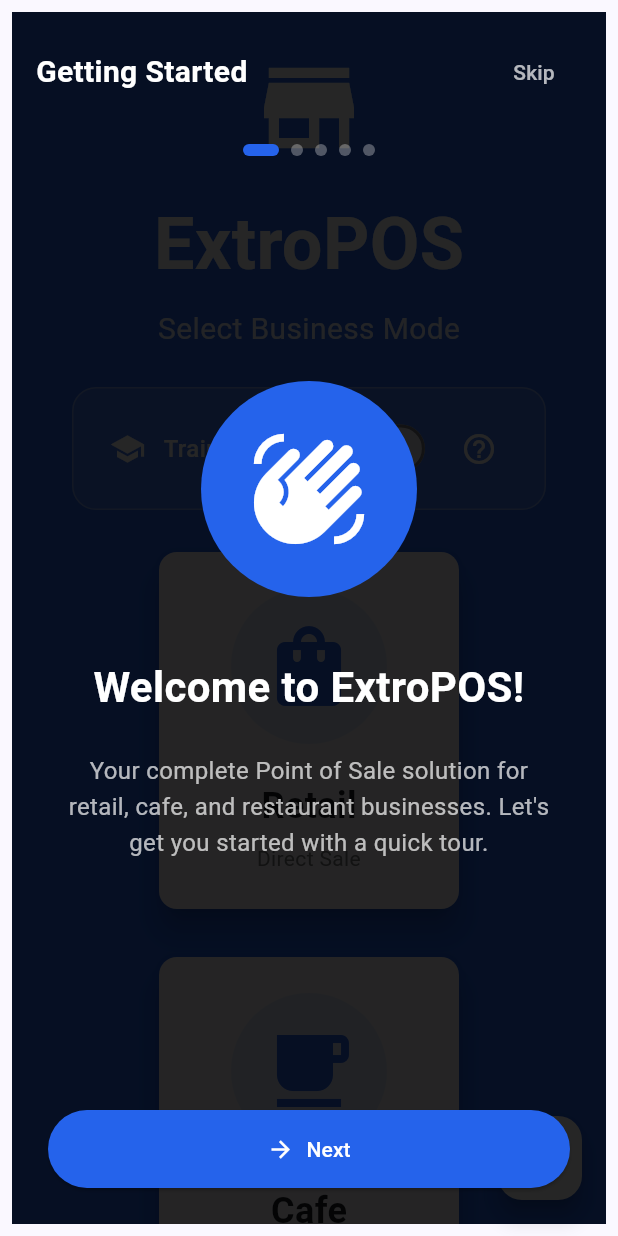
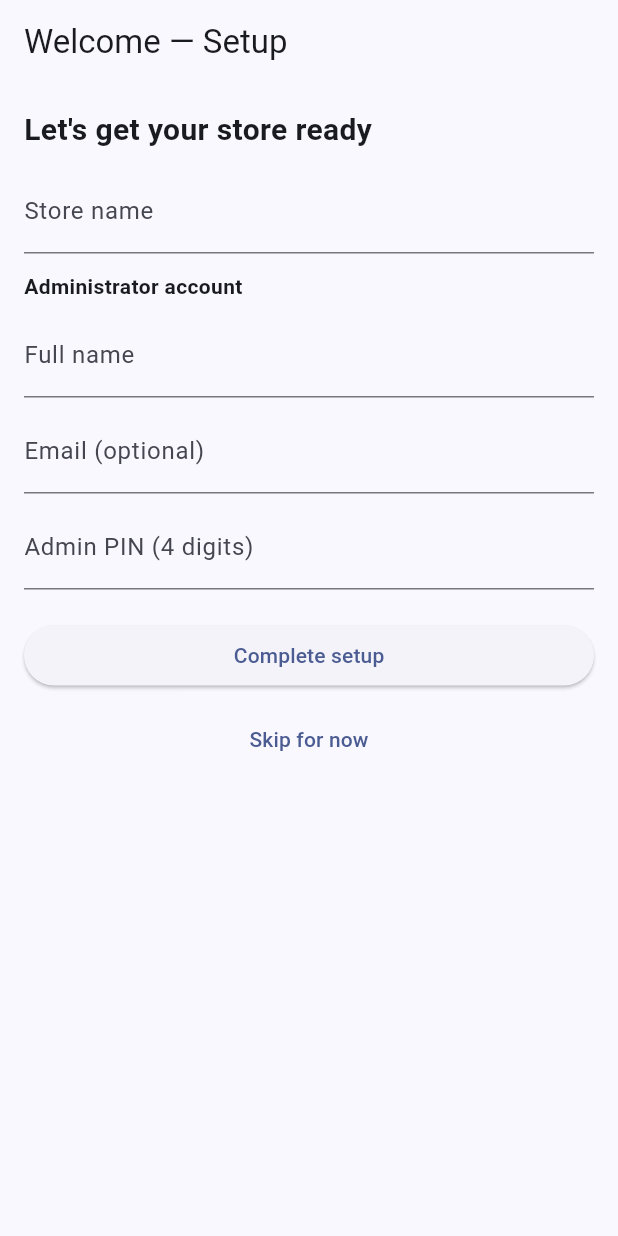
Before and after one commit to Giras91/flutterpos, a Flutter app: the screen it shows after launch, on a phone screen of 412 x 824 dp. Run offline on Flutter 3.47's test engine with Material 3 defaults, Android fonts, the light colour scheme and no system bars; our stand-ins replace csv, file_picker, pdf, printing, share_plus, shared_preferences and 2 more; missing offline and left inert: file_selector, imin_printer, imin_vice_screen; accounts and stored records are empty.

Commit message:
setup: add first-run SetupScreen + ConfigService; wire startup; tests: mock prefs for smoke test

```diff
--- a/lib/main.dart
+++ b/lib/main.dart
@@ -4,6 +4,8 @@
 import 'screens/mode_selection_screen.dart';
 import 'widgets/responsive_layout.dart';
 import 'services/guide_service.dart';
+import 'services/config_service.dart';
+import 'screens/setup_screen.dart';
 import 'services/dual_display_service.dart';
 import 'models/business_info_model.dart';
 
@@ -15,6 +17,7 @@
     databaseFactory = databaseFactoryFfi;
   }
   await GuideService.instance.init();
+  await ConfigService.instance.init();
   await DualDisplayService().initialize();
   await BusinessInfo.initialize();
   // If enabled and supported, show welcome on customer display
@@ -37,7 +40,16 @@
         ),
         useMaterial3: true,
       ),
-      home: ResponsiveLayout(
+      // Use ConfigService to decide whether first-run setup is required.
+      home: Builder(
+        builder: (context) {
+          // ConfigService is initialized in main(); read the flag directly.
+          final showSetup = !ConfigService.instance.isSetupDone;
+          if (showSetup) {
+            return const SetupScreen();
+          }
+
+          return ResponsiveLayout(
             builder: (context, constraints, info) {
               // Provide a Scaffold that can adapt padding and max widths for phones
               return Scaffold(
@@ -57,6 +69,8 @@
                 ),
               );
             },
+          );
+        },
       ),
     );
   }
--- /dev/null
+++ b/lib/screens/setup_screen.dart
@@ -0,0 +1,187 @@
+import 'package:flutter/material.dart';
+import 'package:uuid/uuid.dart';
+import '../services/config_service.dart';
+import '../services/database_service.dart';
+import '../models/user_model.dart';
+
+class SetupScreen extends StatefulWidget {
+  const SetupScreen({super.key});
+
+  @override
+  State<SetupScreen> createState() => _SetupScreenState();
+}
+
+class _SetupScreenState extends State<SetupScreen> {
+  final _formKey = GlobalKey<FormState>();
+  final _storeNameCtrl = TextEditingController();
+  final _adminNameCtrl = TextEditingController();
+  final _adminEmailCtrl = TextEditingController();
+  final _adminPinCtrl = TextEditingController();
+  bool _saving = false;
+
+  @override
+  void dispose() {
+    _storeNameCtrl.dispose();
+    _adminNameCtrl.dispose();
+    _adminEmailCtrl.dispose();
+    _adminPinCtrl.dispose();
+    super.dispose();
+  }
+
+  Future<void> _completeSetup() async {
+    if (!_formKey.currentState!.validate()) return;
+    // Capture navigator early to avoid using BuildContext across async gaps.
+    final navigator = Navigator.of(context);
+
+    setState(() => _saving = true);
+
+    // Save store name and setup flag
+    await ConfigService.instance.setStoreName(_storeNameCtrl.text.trim());
+    await ConfigService.instance.setSetupDone(true);
+
+    // Create or update admin user
+    try {
+      final users = await DatabaseService.instance.getUsers();
+      final String pin = _adminPinCtrl.text.trim();
+      if (users.isNotEmpty) {
+        // Try to find an admin; otherwise update first user
+        User? admin = users.firstWhere(
+          (u) => u.role == UserRole.admin,
+          orElse: () => users.first,
+        );
+
+        final updated = admin.copyWith(
+          fullName: _adminNameCtrl.text.trim(),
+          email: _adminEmailCtrl.text.trim(),
+          pin: pin,
+        );
+
+        await DatabaseService.instance.updateUser(updated);
+      } else {
+        final id = const Uuid().v4();
+        final user = User(
+          id: id,
+          username: _adminNameCtrl.text
+              .trim()
+              .replaceAll(' ', '_')
+              .toLowerCase(),
+          fullName: _adminNameCtrl.text.trim(),
+          email: _adminEmailCtrl.text.trim(),
+          role: UserRole.admin,
+          pin: pin,
+        );
+        await DatabaseService.instance.insertUser(user);
+      }
+    } catch (e) {
+      // ignore DB errors but log in debug
+      // If update/insert fails for any reason, still mark setup done so user can proceed
+      // Developers can inspect logs to debug DB schema mismatches.
+    }
+
+    setState(() => _saving = false);
+
+    // Ensure widget is still mounted before navigating
+    if (!mounted) return;
+
+    // Navigate to home (pop all and push ModeSelectionScreen via Navigator)
+    navigator.pushReplacementNamed('/');
+  }
+
+  @override
+  Widget build(BuildContext context) {
+    return Scaffold(
+      appBar: AppBar(title: const Text('Welcome — Setup')),
+      body: SafeArea(
+        child: Padding(
+          padding: const EdgeInsets.all(16.0),
+          child: SingleChildScrollView(
+            child: ConstrainedBox(
+              constraints: BoxConstraints(maxWidth: 800),
+              child: Form(
+                key: _formKey,
+                child: Column(
+                  crossAxisAlignment: CrossAxisAlignment.stretch,
+                  children: [
+                    const Text(
+                      'Let\'s get your store ready',
+                      style: TextStyle(
+                        fontSize: 20,
+                        fontWeight: FontWeight.bold,
+                      ),
+                    ),
+                    const SizedBox(height: 12),
+                    TextFormField(
+                      controller: _storeNameCtrl,
+                      decoration: const InputDecoration(
+                        labelText: 'Store name',
+                      ),
+                      validator: (v) => (v == null || v.trim().isEmpty)
+                          ? 'Enter store name'
+                          : null,
+                    ),
+                    const SizedBox(height: 12),
+                    const Text(
+                      'Administrator account',
+                      style: TextStyle(fontWeight: FontWeight.w600),
+                    ),
+                    const SizedBox(height: 8),
+                    TextFormField(
+                      controller: _adminNameCtrl,
+                      decoration: const InputDecoration(labelText: 'Full name'),
+                      validator: (v) => (v == null || v.trim().isEmpty)
+                          ? 'Enter admin name'
+                          : null,
+                    ),
+                    const SizedBox(height: 8),
+                    TextFormField(
+                      controller: _adminEmailCtrl,
+                      decoration: const InputDecoration(
+                        labelText: 'Email (optional)',
+                      ),
+                      keyboardType: TextInputType.emailAddress,
+                    ),
+                    const SizedBox(height: 8),
+                    TextFormField(
+                      controller: _adminPinCtrl,
+                      decoration: const InputDecoration(
+                        labelText: 'Admin PIN (4 digits)',
+                      ),
+                      keyboardType: TextInputType.number,
+                      obscureText: true,
+                      validator: (v) {
+                        if (v == null || v.trim().isEmpty) return 'Enter a PIN';
+                        if (v.trim().length < 3)
+                          return 'PIN must be at least 3 digits';
+                        return null;
+                      },
+                    ),
+                    const SizedBox(height: 20),
+                    ElevatedButton(
+                      onPressed: _saving ? null : _completeSetup,
+                      child: _saving
+                          ? const CircularProgressIndicator.adaptive()
+                          : const Text('Complete setup'),
+                    ),
+                    const SizedBox(height: 8),
+                    TextButton(
+                      onPressed: _saving
+                          ? null
+                          : () async {
+                              // Skip setup: mark as done and go to home
+                              final navigator = Navigator.of(context);
+                              await ConfigService.instance.setSetupDone(true);
+                              if (!mounted) return;
+                              navigator.pushReplacementNamed('/');
+                            },
+                      child: const Text('Skip for now'),
+                    ),
+                  ],
+                ),
+              ),
+            ),
+          ),
+        ),
+      ),
+    );
+  }
+}
--- /dev/null
+++ b/lib/services/config_service.dart
@@ -0,0 +1,29 @@
+import 'package:shared_preferences/shared_preferences.dart';
+
+class ConfigService {
+  static final ConfigService instance = ConfigService._init();
+  ConfigService._init();
+
+  SharedPreferences? _prefs;
+
+  static const _keyIsSetupDone = 'app_is_setup_done';
+  static const _keyStoreName = 'app_store_name';
+
+  Future<void> init() async {
+    _prefs = await SharedPreferences.getInstance();
+  }
+
+  bool get isInited => _prefs != null;
+
+  bool get isSetupDone => _prefs?.getBool(_keyIsSetupDone) ?? false;
+
+  String get storeName => _prefs?.getString(_keyStoreName) ?? '';
+
+  Future<void> setSetupDone(bool value) async {
+    await _prefs?.setBool(_keyIsSetupDone, value);
+  }
+
+  Future<void> setStoreName(String name) async {
+    await _prefs?.setString(_keyStoreName, name);
+  }
+}
```
Also changed, not shown: 2 other files. Lines whose indentation alone changed are shown as unchanged.
